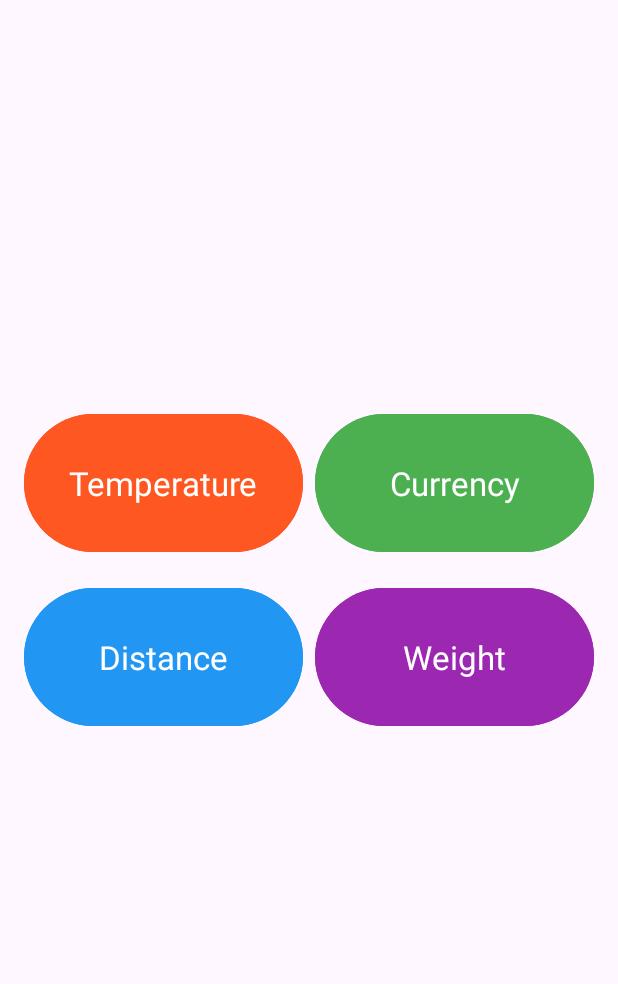
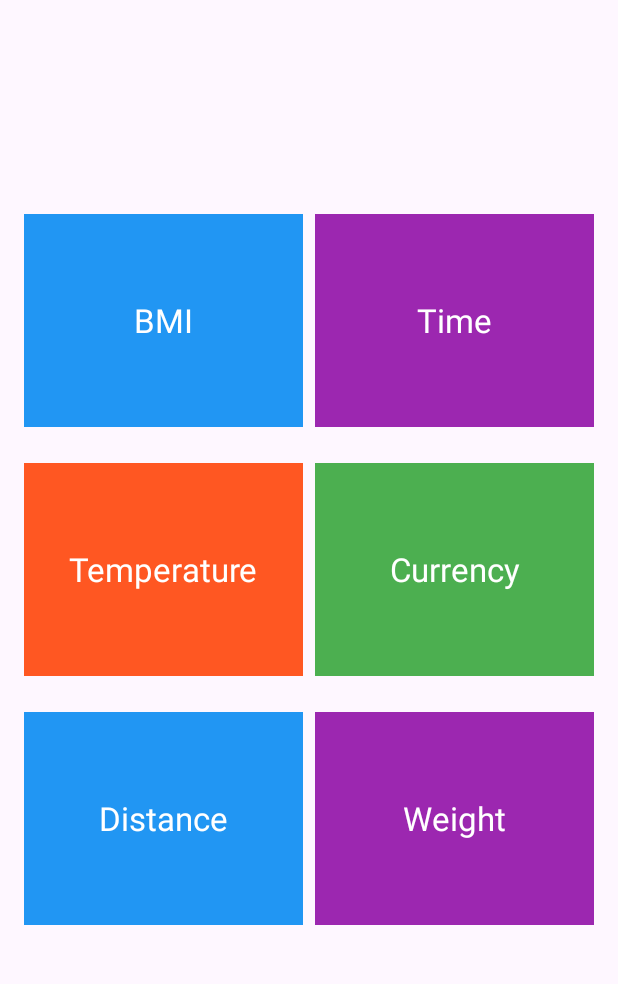
Before and after one commit to SafuGit/ConverterApp, an Android app: the screen it shows after launch (MainActivity), on a phone screen of 412 x 824 dp, the part 96-1080 px from its top. Run offline under Robolectric (Android 15) with nearby library versions, the phone set to English and light mode, and no system bars.

```diff
--- /dev/null
+++ b/app/src/main/java/com/example/myapplication/BmiActivity.java
@@ -0,0 +1,4 @@
+package com.example.myapplication;
+
+public class BmiActivity {
+}
--- /dev/null
+++ b/app/src/main/java/com/example/myapplication/TimeActivity.java
@@ -0,0 +1,4 @@
+package com.example.myapplication;
+
+public class TimeActivity {
+}
--- /dev/null
+++ b/app/src/main/res/layout/activity_bmi.xml
@@ -0,0 +1,6 @@
+<?xml version="1.0" encoding="utf-8"?>
+<androidx.constraintlayout.widget.ConstraintLayout xmlns:android="http://schemas.android.com/apk/res/android"
+    android:layout_width="match_parent"
+    android:layout_height="match_parent">
+
+</androidx.constraintlayout.widget.ConstraintLayout>
--- a/app/src/main/res/layout/activity_main.xml
+++ b/app/src/main/res/layout/activity_main.xml
@@ -29,6 +29,35 @@
         android:gravity="center"
         android:padding="16dp">
 
+        <LinearLayout
+            android:layout_width="match_parent"
+            android:layout_height="wrap_content"
+            android:orientation="horizontal">
+
+            <com.google.android.material.button.MaterialButton
+                android:id="@+id/bmiButton"
+                android:layout_width="0dp"
+                android:layout_height="150dp"
+                android:layout_marginEnd="8dp"
+                android:layout_marginBottom="16dp"
+                android:layout_marginRight="16dp"
+                android:layout_weight="1"
+                android:backgroundTint="@color/button_distance"
+                android:text="BMI"
+                android:textAppearance="@style/TextAppearance.AppCompat.Large"
+                app:cornerRadius="0dp"/>
+
+            <com.google.android.material.button.MaterialButton
+                android:id="@+id/timeButton"
+                android:layout_width="0dp"
+                android:layout_height="150dp"
+                android:layout_weight="1"
+                android:backgroundTint="@color/button_weight"
+                android:text="Time"
+                android:textAppearance="@style/TextAppearance.AppCompat.Large"
+                app:cornerRadius="0dp"/>
+        </LinearLayout>
+
         <!-- Row 1 -->
         <LinearLayout
             android:layout_width="match_parent"
@@ -39,21 +68,23 @@
             <com.google.android.material.button.MaterialButton
                 android:id="@+id/temperatureButton"
                 android:layout_width="0dp"
-                android:layout_height="100dp"
+                android:layout_height="150dp"
                 android:layout_marginEnd="8dp"
                 android:layout_weight="1"
                 android:backgroundTint="@color/button_temperature"
                 android:text="Temperature"
-                android:textAppearance="@style/TextAppearance.AppCompat.Large" />
+                android:textAppearance="@style/TextAppearance.AppCompat.Large"
+                app:cornerRadius="0dp"/>
 
             <com.google.android.material.button.MaterialButton
                 android:id="@+id/currencyButton"
                 android:layout_width="0dp"
-                android:layout_height="100dp"
+                android:layout_height="150dp"
                 android:layout_weight="1"
                 android:backgroundTint="@color/button_currency"
                 android:text="Currency"
-                android:textAppearance="@style/TextAppearance.AppCompat.Large" />
+                android:textAppearance="@style/TextAppearance.AppCompat.Large"
+                app:cornerRadius="0dp" />
         </LinearLayout>
 
         <!-- Row 2 -->
@@ -65,21 +96,24 @@
             <com.google.android.material.button.MaterialButton
                 android:id="@+id/distanceButton"
                 android:layout_width="0dp"
-                android:layout_height="100dp"
+                android:layout_height="150dp"
                 android:layout_marginEnd="8dp"
                 android:layout_weight="1"
                 android:backgroundTint="@color/button_distance"
                 android:text="Distance"
-                android:textAppearance="@style/TextAppearance.AppCompat.Large" />
+                android:textAppearance="@style/TextAppearance.AppCompat.Large"
+                app:cornerRadius="0dp"/>
 
             <com.google.android.material.button.MaterialButton
                 android:id="@+id/weightButton"
                 android:layout_width="0dp"
-                android:layout_height="100dp"
+                android:layout_height="150dp"
                 android:layout_weight="1"
                 android:backgroundTint="@color/button_weight"
                 android:text="Weight"
-                android:textAppearance="@style/TextAppearance.AppCompat.Large" />
+                android:textAppearance="@style/TextAppearance.AppCompat.Large"
+                app:cornerRadius="0dp"/>
         </LinearLayout>
+
     </LinearLayout>
 </LinearLayout>
--- /dev/null
+++ b/app/src/main/res/layout/activity_time.xml
@@ -0,0 +1,6 @@
+<?xml version="1.0" encoding="utf-8"?>
+<androidx.constraintlayout.widget.ConstraintLayout xmlns:android="http://schemas.android.com/apk/res/android"
+    android:layout_width="match_parent"
+    android:layout_height="match_parent">
+
+</androidx.constraintlayout.widget.ConstraintLayout>
```
Also changed, not shown: app/src/main/res/layout/activity_currency.xml (+10 -7 lines), app/src/main/res/layout/activity_distance.xml (+11 -8 lines), app/src/main/res/layout/activity_temperature.xml (+10 -7 lines), app/src/main/res/layout/activity_weight.xml (+10 -7 lines).
